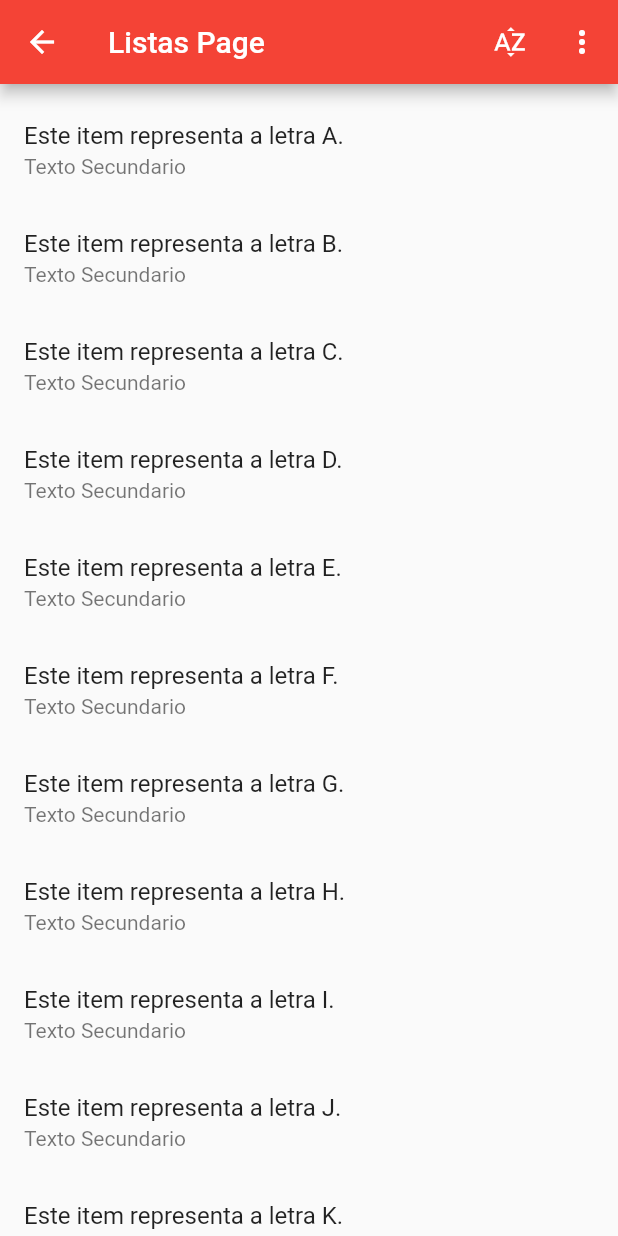
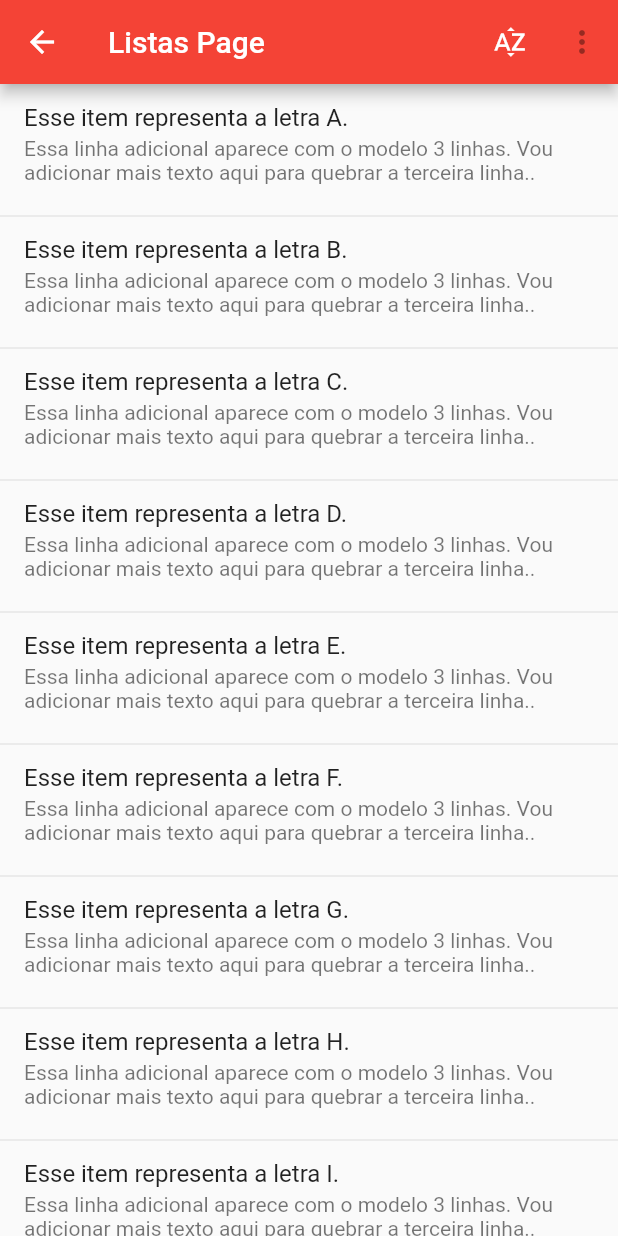
Before and after one commit to dosouza/jds_app, a Flutter app: the screen it shows after launch, in the side drawer, after a tap on "Listas", on a phone screen of 412 x 824 dp. Run offline on Flutter 3.47's test engine with Material 2 defaults, Android fonts, the phone set to English and light mode, and no system bars; network calls fail; statements that could not run were skipped.

Commit message:
Treinamento Listas 3 linhas

```diff
--- a/lib/listas_page.dart
+++ b/lib/listas_page.dart
@@ -1,62 +1,173 @@
 import 'package:flutter/material.dart';
 
-class ListasPage extends StatefulWidget {
-  @override
-  _ListasPageState createState() =>  _ListasPageState();
+
+enum _MaterialListType {
+  umaLinha,
+  umaLinhaComAvatar,
+  duasLinhas,
+  tresLinhas,
 }
 
+
+class ListasPage extends StatefulWidget {
+  const ListasPage({ Key key }) : super(key: key);
+
+
+  @override
+  _ListasPageState createState() => new _ListasPageState();
+}
+
+
 class _ListasPageState extends State<ListasPage> {
+  static final GlobalKey<ScaffoldState> scaffoldKey = new GlobalKey<ScaffoldState>();
 
-  List<String> items = <String> [
-    'A','B','C','D','E','F','G','H','I','J','K','L','M','N','O','P','Q','R','S','T','U','V','W','Y','Z'
+
+  PersistentBottomSheetController<Null> _bottomSheet;
+  _MaterialListType _itemType = _MaterialListType.tresLinhas;
+  bool ordenacaoReversa = false;
+  List<String> items = <String>[
+    'A', 'B', 'C', 'D', 'E', 'F', 'G', 'H', 'I', 'J', 'K', 'L', 'M', 'N', 'O', 'P', 'Q', 'R', 'S', 'T', 'U', 'V', 'W', 'Y', 'X', 'Z'
   ];
 
-  bool _ordemReversa = false;
 
-    @override
+  void changeItemType(_MaterialListType type) {
+    setState(() {
+      _itemType = type;
+    });
+    _bottomSheet?.setState(() { });
+  }
+
+
+  void _showConfigurationSheet() {
+    final PersistentBottomSheetController<Null> bottomSheet = scaffoldKey.currentState.showBottomSheet((BuildContext bottomSheetContext) {
+      return new Container(
+        decoration: const BoxDecoration(
+          border: const Border(top: const BorderSide(color: Colors.black26)),
+        ),
+        child: new ListView(
+          shrinkWrap: true,
+          primary: false,
+          children: <Widget>[
+            new MergeSemantics(
+              child: new ListTile(
+                  dense: true,
+                  title: const Text('Uma Linha'),
+                  trailing: new Radio<_MaterialListType>(
+                    groupValue: _itemType,
+                    onChanged: changeItemType,
+                  )
+              ),
+            ),
+            new MergeSemantics(
+              child: new ListTile(
+                  dense: true,
+                  title: const Text('Duas Linhas'),
+                  trailing: new Radio<_MaterialListType>(
+                    value: _MaterialListType.duasLinhas,
+                    groupValue: _itemType,
+                    onChanged: changeItemType,
+                  )
+              ),
+            ),
+            new MergeSemantics(
+              child: new ListTile(
+                dense: true,
+                title: const Text('Três Linhas'),
+                trailing: new Radio<_MaterialListType>(
+                  value: _MaterialListType.tresLinhas,
+                  groupValue: _itemType,
+                  onChanged: changeItemType,
+                ),
+              ),
+            ),
+          ],
+        ),
+      );
+    });
+
+
+    setState(() {
+      _bottomSheet = bottomSheet;
+    });
+
+
+    _bottomSheet.closed.whenComplete(() {
+      if (mounted) {
+        setState(() {
+          _bottomSheet = null;
+        });
+      }
+    });
+  }
+
+
+  Widget buildListTile(BuildContext context, String item) {
+    Widget secondary;
+    if (_itemType == _MaterialListType.duasLinhas) {
+      secondary = const Text('Texto Secundário');
+    } else if (_itemType == _MaterialListType.tresLinhas) {
+      secondary = const Text(
+        'Essa linha adicional aparece com o modelo 3 linhas. Vou adicionar mais texto aqui para quebrar a terceira linha..',
+      );
+    }
+    return new MergeSemantics(
+      child: new ListTile(
+        isThreeLine: _itemType == _MaterialListType.tresLinhas,
+        title: new Text('Esse item representa a letra $item.'),
+        subtitle: secondary,
+      ),
+    );
+  }
+
+
+  @override
   Widget build(BuildContext context) {
+    String itemTypeText;
+    switch (_itemType) {
+      case _MaterialListType.umaLinha:
+      case _MaterialListType.umaLinhaComAvatar:
+        itemTypeText = 'Uma Linha';
+        break;
+      case _MaterialListType.duasLinhas:
+        itemTypeText = 'Duas Linhas';
+        break;
+      case _MaterialListType.tresLinhas:
+        itemTypeText = 'Três Linhas';
+        break;
+    }
+
 
     Iterable<Widget> listTiles = items.map((String item) => buildListTile(context, item));
+    listTiles = ListTile.divideTiles(context: context, tiles: listTiles);
 
-    return Scaffold(
-      appBar: AppBar(
-        title: Text('Listas Page'),
+
+    return new Scaffold(
+      key: scaffoldKey,
+      appBar: new AppBar(
+        title: new Text('Listas Page'),
         backgroundColor: Colors.red,
         actions: <Widget>[
-          IconButton(
+          new IconButton(
             icon: const Icon(Icons.sort_by_alpha),
+            tooltip: 'Sort',
             onPressed: () {
               setState(() {
-                _ordemReversa = !_ordemReversa;
-                items.sort((String a, String b) => _ordemReversa ? b.compareTo(a) : a.compareTo(b));
+                ordenacaoReversa = !ordenacaoReversa;
+                items.sort((String a, String b) => ordenacaoReversa ? b.compareTo(a) : a.compareTo(b));
               });
             },
           ),
-          IconButton(
+          new IconButton(
             icon: const Icon(Icons.more_vert),
-            onPressed: () {},
-          )
+            onPressed: _bottomSheet == null ? _showConfigurationSheet : null,
+          ),
         ],
       ),
-      body: Scrollbar(
-        child: ListView(
-          padding: EdgeInsets.symmetric(vertical: 8.0),
+      body: new Scrollbar(
+        child: new ListView(
           children: listTiles.toList(),
         ),
       ),
     );
   }
 }
-
-Widget buildListTile(BuildContext context, String item) {
-  Widget secondary = const Text(
-      'Texto Secundario'
-  );
-
-  return MergeSemantics(
-    child: ListTile(
-      title: Text('Este item representa a letra $item.'),
-      subtitle: secondary,
-    ),
-  );
-}
```
